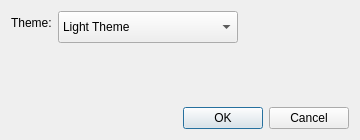
Ssz990220/PlotJuggler, file pj_app/src/PreferencesDialog.ui: the form before one commit.
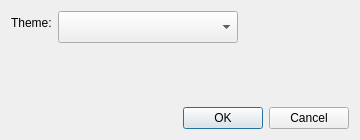
The form after the commit.

Commit message: refactor(pj_app): polish Theme + Preferences per review

What changed in the file:
```diff
--- a/pj_app/src/PreferencesDialog.ui
+++ b/pj_app/src/PreferencesDialog.ui
@@ -52,16 +52,6 @@
          <height>16777215</height>
         </size>
        </property>
-       <item>
-        <property name="text">
-         <string>Light Theme</string>
-        </property>
-       </item>
-       <item>
-        <property name="text">
-         <string>Dark Theme</string>
-        </property>
-       </item>
       </widget>
      </item>
     </layout>
```
The commit also changes 6 other files.
